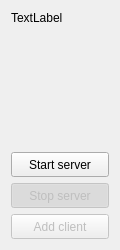
The window that src/mainservice/widget.ui (igor73ul/simple-chat) describes before a commit, drawn with Qt 5.
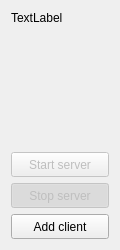
The same window after the commit. Icons and pictures are not drawn.

```diff
--- a/src/mainservice/widget.ui
+++ b/src/mainservice/widget.ui
@@ -61,6 +61,9 @@
    </item>
    <item>
     <widget class="QPushButton" name="startServer">
+     <property name="enabled">
+      <bool>false</bool>
+     </property>
      <property name="minimumSize">
       <size>
        <width>40</width>
@@ -118,7 +121,7 @@
    <item>
     <widget class="QPushButton" name="newClient">
      <property name="enabled">
-      <bool>false</bool>
+      <bool>true</bool>
      </property>
      <property name="minimumSize">
       <size>
```
